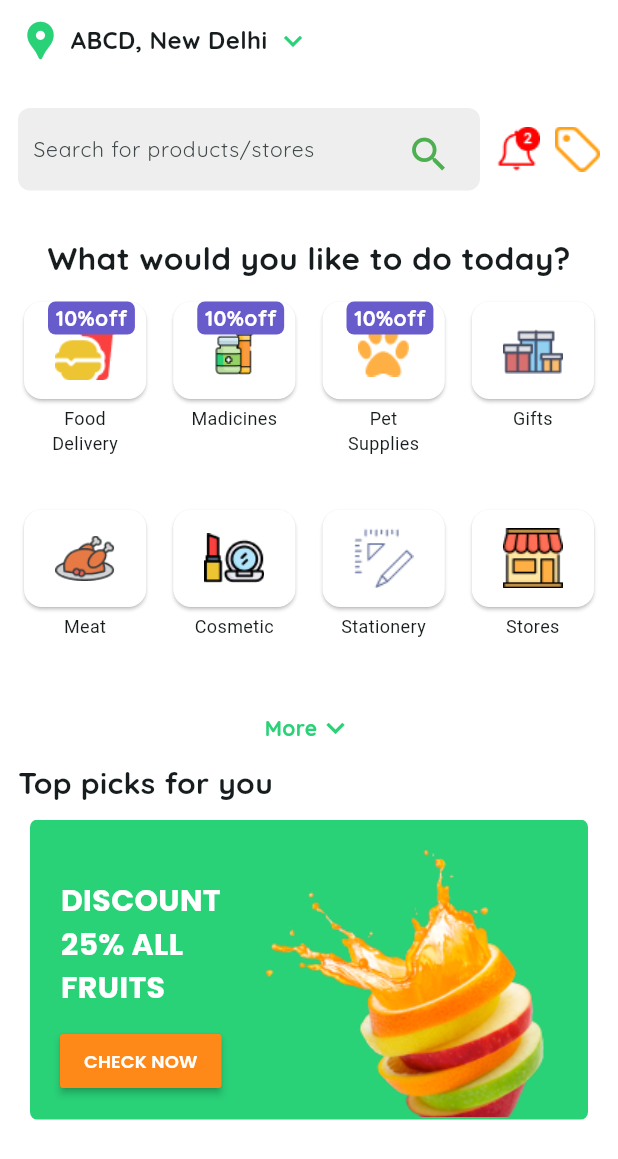
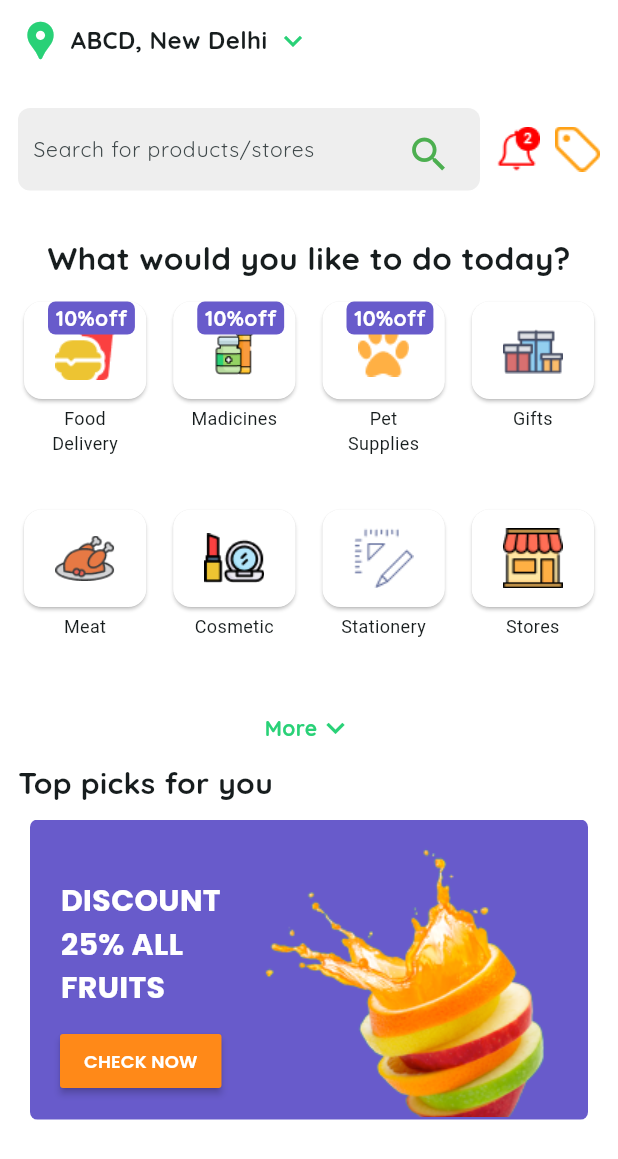
Before and after one commit to Shabeebmohmd/Multivendor, a Flutter app: the screen it shows after launch, on a phone screen of 412 x 824 dp. Shown: the top 1159 px of the screen. Run offline on Flutter 3.47's test engine with Material 3 defaults, Android fonts, the phone set to English and light mode, and no system bars; drawn by our look-alikes of carousel_slider; our stand-ins replace google_fonts.

Commit message:
fix carousel color variation

```diff
--- a/lib/view/home_screen.dart
+++ b/lib/view/home_screen.dart
@@ -56,7 +56,8 @@ class HomeScreen extends StatelessWidget {
               child: Container(
                 // margin: EdgeInsets.symmetric(horizontal: 10),
                 decoration: BoxDecoration(
-                  color: AppColors.primary,
+                  color:
+                      index == 1 ? AppColors.primary : AppColors.offertagColor,
                   borderRadius: BorderRadius.circular(5),
                   // image: DecorationImage(
                   //   image: AssetImage('assets/images/fruits.png'),
```
